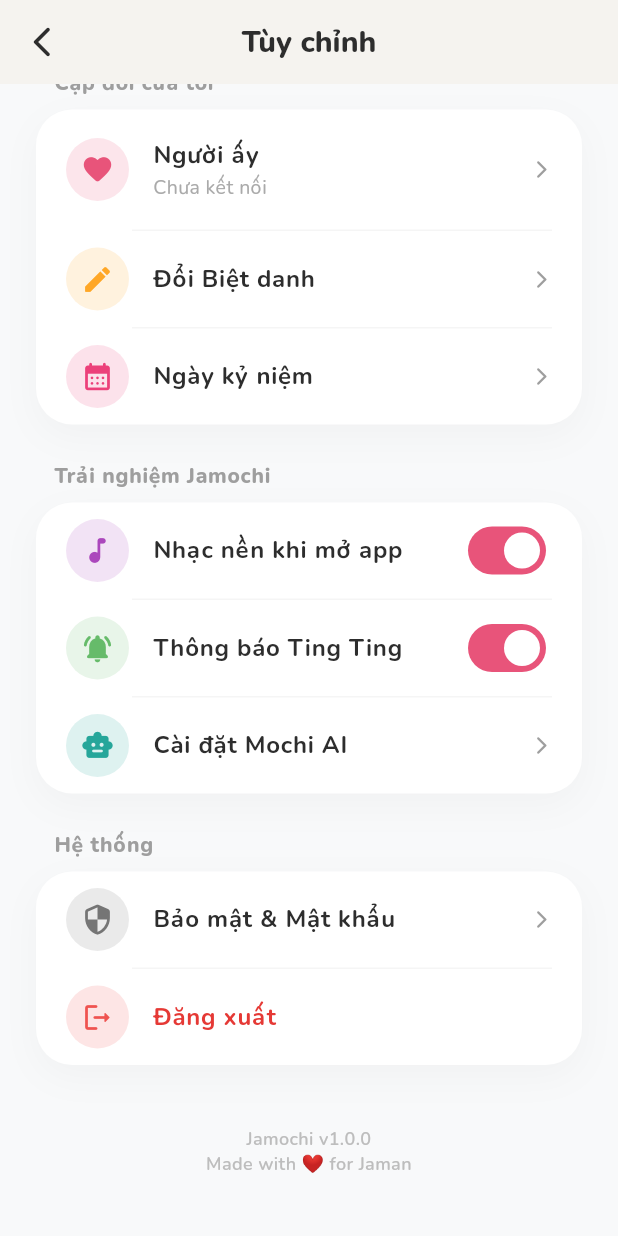
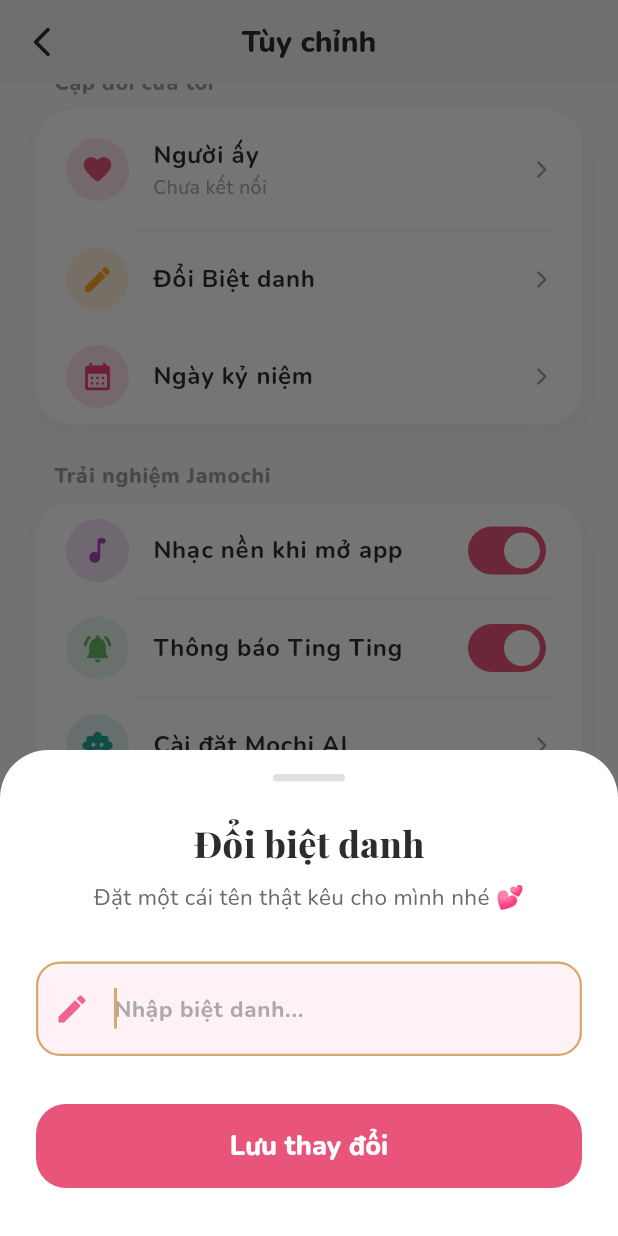
Before and after one commit to Nguientit/Jamochi-app, a Flutter app: the SettingsScreen screen opened directly, scrolled down 231 dp, after a tap on "Đổi Biệt danh", on a phone screen of 412 x 824 dp. Run offline on Flutter 3.47's test engine with Material 3 defaults, Android fonts, the phone set to English and light mode, and no system bars; our stand-ins replace device_preview, dio, firebase_core, flutter_riverpod, flutter_secure_storage, google_fonts and 4 more; accounts and stored records are empty; network calls fail.

Commit message:
add update nickname

```diff
--- /dev/null
+++ b/lib/ui/screens/profile/edit_nickname_sheet.dart
@@ -0,0 +1,153 @@
+import 'package:flutter/material.dart';
+import 'package:google_fonts/google_fonts.dart';
+import '../../../core/constants/app_colors.dart';
+
+class EditNicknameSheet extends StatefulWidget {
+  final String currentName;
+  final String target; // 'Bạn' hoặc 'Người ấy'
+  final Function(String) onSave;
+
+  const EditNicknameSheet({
+    super.key,
+    required this.currentName,
+    required this.target,
+    required this.onSave,
+  });
+
+  static void show(
+    BuildContext context, {
+    required String currentName,
+    required String target,
+    required Function(String) onSave,
+  }) {
+    showModalBottomSheet(
+      context: context,
+      isScrollControlled: true,
+      backgroundColor: Colors.transparent,
+      builder: (_) => EditNicknameSheet(
+        currentName: currentName,
+        target: target,
+        onSave: onSave,
+      ),
+    );
+  }
+
+  @override
+  State<EditNicknameSheet> createState() => _EditNicknameSheetState();
+}
+
+class _EditNicknameSheetState extends State<EditNicknameSheet> {
+  late TextEditingController _nameCtrl;
+
+  @override
+  void initState() {
+    super.initState();
+    _nameCtrl = TextEditingController(text: widget.currentName);
+  }
+
+  @override
+  void dispose() {
+    _nameCtrl.dispose();
+    super.dispose();
+  }
+
+  @override
+  Widget build(BuildContext context) {
+    // Lấy padding bottom của bàn phím để đẩy BottomSheet lên khi gõ
+    final bottomInset = MediaQuery.of(context).viewInsets.bottom;
+
+    return Container(
+      padding: EdgeInsets.fromLTRB(24, 16, 24, bottomInset + 32),
+      decoration: const BoxDecoration(
+        color: Colors.white,
+        borderRadius: BorderRadius.vertical(top: Radius.circular(32)),
+      ),
+      child: Column(
+        mainAxisSize: MainAxisSize.min,
+        children: [
+          // Thanh kéo ngang nhỏ ở trên cùng
+          Container(
+            width: 48,
+            height: 5,
+            decoration: BoxDecoration(
+              color: Colors.grey.shade300,
+              borderRadius: BorderRadius.circular(10),
+            ),
+          ),
+          const SizedBox(height: 24),
+
+          Text(
+            'Đổi biệt danh',
+            style: GoogleFonts.playfairDisplay(
+              fontSize: 24,
+              fontWeight: FontWeight.w800,
+              color: AppColors.textDark,
+            ),
+          ),
+          const SizedBox(height: 8),
+          Text(
+            'Đặt một cái tên thật kêu cho ${widget.target} nhé 💕',
+            style: GoogleFonts.nunito(
+              fontSize: 15,
+              color: AppColors.textMedium,
+            ),
+          ),
+          const SizedBox(height: 32),
+
+          // Ô nhập liệu
+          TextField(
+            controller: _nameCtrl,
+            autofocus: true,
+            style: GoogleFonts.nunito(
+              fontSize: 18,
+              fontWeight: FontWeight.bold,
+              color: AppColors.textDark,
+            ),
+            decoration: InputDecoration(
+              hintText: 'Nhập biệt danh...',
+              filled: true,
+              fillColor: Colors.pink.shade50.withValues(alpha: 0.5),
+              prefixIcon: Icon(Icons.edit_rounded, color: Colors.pink.shade300),
+              border: OutlineInputBorder(
+                borderRadius: BorderRadius.circular(20),
+                borderSide: BorderSide.none,
+              ),
+              contentPadding: const EdgeInsets.symmetric(vertical: 18),
+            ),
+          ),
+          const SizedBox(height: 32),
+
+          // Nút Lưu
+          SizedBox(
+            width: double.infinity,
+            height: 56,
+            child: ElevatedButton(
+              onPressed: () {
+                final newName = _nameCtrl.text.trim();
+                if (newName.isNotEmpty) {
+                  widget.onSave(newName);
+                  Navigator.pop(context); // Đóng sheet
+                }
+              },
+              style: ElevatedButton.styleFrom(
+                backgroundColor: const Color(0xFFE8547A),
+                shape: RoundedRectangleBorder(
+                  borderRadius: BorderRadius.circular(20),
+                ),
+                elevation: 0,
+              ),
+              child: Text(
+                'Lưu thay đổi',
+                style: GoogleFonts.nunito(
+                  fontSize: 18,
+                  fontWeight: FontWeight.w800,
+                  color: Colors.white,
+                ),
+              ),
+            ),
+          ),
+        ],
+      ),
+    );
+  }
+}
--- a/lib/ui/screens/settings/settings_screen.dart
+++ b/lib/ui/screens/settings/settings_screen.dart
@@ -6,6 +6,7 @@ import '../../../core/constants/app_colors.dart';
 import '../../../data/providers/auth_provider.dart';
 import '../profile/anniversary_list_screen.dart';
 import '../auth/login_screen.dart';
+import '../profile/edit_nickname_sheet.dart'; // 🎯 Import Bảng đổi tên
 
 class SettingsScreen extends ConsumerWidget {
   const SettingsScreen({super.key});
@@ -34,7 +35,6 @@ class SettingsScreen extends ConsumerWidget {
             ),
           ),
           actions: [
-            // Nút Hủy
             TextButton(
               onPressed: () => Navigator.of(dialogContext).pop(),
               child: Text(
@@ -45,8 +45,6 @@ class SettingsScreen extends ConsumerWidget {
                 ),
               ),
             ),
-
-            // Nút Đăng xuất
             ElevatedButton(
               style: ElevatedButton.styleFrom(
                 backgroundColor: Colors.red.shade400,
@@ -56,20 +54,14 @@ class SettingsScreen extends ConsumerWidget {
                 ),
               ),
               onPressed: () async {
-                // 1. Đóng modal xác nhận
                 Navigator.of(dialogContext).pop();
-
-                // 2. Gọi hàm logout từ authProvider
                 await ref.read(authProvider.notifier).logout();
-
-                // 3. Chuyển hướng về trang Login và xóa sạch stack màn hình cũ
                 if (context.mounted) {
                   Navigator.of(context).pushAndRemoveUntil(
                     MaterialPageRoute(
                       builder: (context) => const LoginScreen(),
                     ),
-                    (Route<dynamic> route) =>
-                        false, // false = xóa toàn bộ lịch sử
+                    (Route<dynamic> route) => false,
                   );
                 }
               },
@@ -93,10 +85,13 @@ class SettingsScreen extends ConsumerWidget {
     final user = ref.watch(authProvider).user;
     final couple = ref.watch(authProvider).couple;
 
+    // 🎯 Lấy tên hiển thị: Ưu tiên Nickname, nếu không có thì lấy Tên thật
+    final displayName = (user?.nickname != null && user!.nickname!.isNotEmpty)
+        ? user.nickname
+        : (user?.displayLabel ?? 'Jaman');
+
     return Scaffold(
-      backgroundColor: const Color(
-        0xFFF8F9FA,
-      ), // Màu nền xám/trắng siêu nhạt (Light Mode)
+      backgroundColor: const Color(0xFFF8F9FA),
       appBar: AppBar(
         backgroundColor: Colors.transparent,
         elevation: 0,
@@ -110,10 +105,7 @@ class SettingsScreen extends ConsumerWidget {
           ),
         ),
         leading: IconButton(
-          icon: const Icon(
-            Icons.arrow_back_ios_new_rounded,
-            color: AppColors.textDark,
-          ),
+          icon: const Icon(Icons.arrow_back_ios_new_rounded, color: AppColors.textDark),
           onPressed: () => Navigator.pop(context),
         ),
       ),
@@ -143,16 +135,13 @@ class SettingsScreen extends ConsumerWidget {
                   child: CircleAvatar(
                     radius: 50,
                     backgroundColor: Colors.pink.shade100,
-                    // Nếu có link thật thì dùng ảnh
-                    backgroundImage:
-                        (user?.avatarUrl != null && user!.avatarUrl!.isNotEmpty)
+                    backgroundImage: (user?.avatarUrl != null && user!.avatarUrl!.isNotEmpty)
                         ? NetworkImage(user.avatarUrl!)
                         : null,
-                    // Nếu KHÔNG có ảnh thì lấy chữ cái đầu của Tên
                     child: (user?.avatarUrl == null || user!.avatarUrl!.isEmpty)
                         ? Text(
-                            (user?.displayLabel.isNotEmpty == true)
-                                ? user!.displayLabel[0].toUpperCase()
+                            (displayName!.isNotEmpty == true)
+                                ? displayName[0].toUpperCase()
                                 : 'J',
                             style: GoogleFonts.playfairDisplay(
                               fontSize: 40,
@@ -166,8 +155,10 @@ class SettingsScreen extends ConsumerWidget {
               ),
             ),
             const SizedBox(height: 16),
+
+            // 🎯 Đã cập nhật hiển thị Nickname
             Text(
-              user?.displayLabel ?? 'Jaman',
+              displayName ?? 'Jaman',
               style: GoogleFonts.playfairDisplay(
                 fontSize: 24,
                 fontWeight: FontWeight.w800,
@@ -183,7 +174,6 @@ class SettingsScreen extends ConsumerWidget {
             ),
             const SizedBox(height: 32),
 
-            // 🎯 NHÓM 1: TÀI KHOẢN & NGƯỜI ẤY
             _buildSection(
               title: 'Cặp đôi của tôi',
               children: [
@@ -194,10 +184,44 @@ class SettingsScreen extends ConsumerWidget {
                   subtitle: couple != null ? 'Đã kết nối' : 'Chưa kết nối',
                 ),
                 _buildDivider(),
+
+                // 🎯 ĐÃ CẬP NHẬT: GỌI BOTTOM SHEET ĐỔI BIỆT DANH
                 _buildTile(
                   icon: Icons.edit_rounded,
                   iconColor: Colors.orange.shade400,
                   title: 'Đổi Biệt danh',
+                  onTap: () {
+                    EditNicknameSheet.show(
+                      context,
+                      currentName: user?.nickname ?? '', // Lấy tên cũ nếu có
+                      target: 'mình', // Đổi tên cho bản thân
+                      onSave: (newName) async {
+                        try {
+                          // TODO: Bạn cần viết hàm updateNickname trong AuthNotifier để lưu xuống supabase/api
+                          // await ref.read(authProvider.notifier).updateNickname(newName);
+
+                          if (!context.mounted) return;
+                          ScaffoldMessenger.of(context).showSnackBar(
+                            SnackBar(
+                              content: Text('Đã đổi biệt danh thành $newName 🥰', style: GoogleFonts.nunito(color: Colors.white, fontWeight: FontWeight.bold)),
+                              backgroundColor: Colors.pink.shade400,
+                              behavior: SnackBarBehavior.floating,
+                              shape: RoundedRectangleBorder(borderRadius: BorderRadius.circular(12)),
+                            ),
+                          );
+                        } catch (e) {
+                          if (!context.mounted) return;
+                          ScaffoldMessenger.of(context).showSnackBar(
+                            SnackBar(
+                              content: Text('Lỗi: Không thể đổi tên', style: GoogleFonts.nunito(color: Colors.white)),
+                              backgroundColor: Colors.red.shade400,
+                              behavior: SnackBarBehavior.floating,
+                            ),
+                          );
+                        }
+                      },
+                    );
+                  },
                 ),
                 _buildDivider(),
                 _buildTile(
@@ -205,7 +229,6 @@ class SettingsScreen extends ConsumerWidget {
                   iconColor: Colors.pink.shade400,
                   title: 'Ngày kỷ niệm',
                   onTap: () {
-                    // 🎯 Nhấn vào sẽ bay sang màn hình Ngày Kỷ Niệm
                     Navigator.push(
                       context,
                       MaterialPageRoute(
@@ -218,7 +241,6 @@ class SettingsScreen extends ConsumerWidget {
             ),
             const SizedBox(height: 24),
 
-            // 🎯 NHÓM 2: GIAO DIỆN & TRẢI NGHIỆM (Tính năng App)
             _buildSection(
               title: 'Trải nghiệm Jamochi',
               children: [
@@ -245,7 +267,6 @@ class SettingsScreen extends ConsumerWidget {
             ),
             const SizedBox(height: 24),
 
-            // 🎯 NHÓM 3: KHÁC
             _buildSection(
               title: 'Hệ thống',
               children: [
@@ -270,7 +291,6 @@ class SettingsScreen extends ConsumerWidget {
 
             const SizedBox(height: 40),
 
-            // Version App
             Center(
               child: Text(
                 'Jamochi v1.0.0\nMade with ❤️ for Jaman',
@@ -289,7 +309,7 @@ class SettingsScreen extends ConsumerWidget {
     );
   }
 
-  // Khung tiêu đề
+  // ... (Giữ nguyên các hàm _buildSectionTitle, _buildSection, _buildTile, _buildDivider, _buildSwitch như file cũ của bạn) ...
   Widget _buildSectionTitle(String title) {
     return Padding(
       padding: const EdgeInsets.only(left: 12, bottom: 8),
@@ -308,11 +328,7 @@ class SettingsScreen extends ConsumerWidget {
     );
   }
 
-  // Khung chứa các lựa chọn (Card trắng đổ bóng mờ)
-  Widget _buildSection({
-    required String title,
-    required List<Widget> children,
-  }) {
+  Widget _buildSection({required String title, required List<Widget> children}) {
     return Column(
       children: [
         _buildSectionTitle(title),
@@ -334,7 +350,6 @@ class SettingsScreen extends ConsumerWidget {
     );
   }
 
-  // Từng lựa chọn (Tile)
   Widget _buildTile({
     required IconData icon,
     required Color iconColor,
@@ -364,28 +379,13 @@ class SettingsScreen extends ConsumerWidget {
         ),
       ),
       subtitle: subtitle != null
-          ? Text(
-              subtitle,
-              style: GoogleFonts.nunito(
-                fontSize: 13,
-                color: AppColors.textLight,
-              ),
-            )
+          ? Text(subtitle, style: GoogleFonts.nunito(fontSize: 13, color: AppColors.textLight))
           : null,
-      trailing:
-          trailing ??
-          (hideArrow
-              ? null
-              : const Icon(
-                  Icons.arrow_forward_ios_rounded,
-                  color: Colors.grey,
-                  size: 14,
-                )),
+      trailing: trailing ?? (hideArrow ? null : const Icon(Icons.arrow_forward_ios_rounded, color: Colors.grey, size: 14)),
       onTap: onTap ?? () {},
     );
   }
 
-  // Dòng gạch mờ phân cách
   Widget _buildDivider() {
     return Padding(
       padding: const EdgeInsets.only(left: 64, right: 20),
@@ -393,13 +393,12 @@ class SettingsScreen extends ConsumerWidget {
     );
   }
 
-  // Nút Switch Bật/Tắt dễ thương
   Widget _buildSwitch(bool value) {
     return Switch(
       value: value,
       onChanged: (v) {},
       activeColor: Colors.white,
-      activeTrackColor: const Color(0xFFE8547A), // Màu hồng chủ đạo
+      activeTrackColor: const Color(0xFFE8547A),
       inactiveTrackColor: Colors.grey.shade200,
     );
   }
```
Also changed, not shown: lib/core/constants/api_constants.dart (+30 -24 lines), lib/data/providers/auth_provider.dart (+46 -7 lines), lib/data/repositories/auth_repository.dart (+13 -0 lines).
